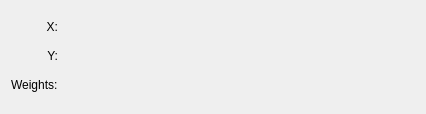
Kst-plot/kst, file src/plugins/fits/gaussian_weighted/fitgaussian_weightedconfig.ui: the form before one commit.
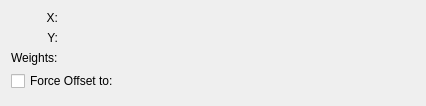
The form after the commit. Custom widgets are drawn as their Qt base class.

Patch:
```diff
--- a/src/plugins/fits/gaussian_weighted/fitgaussian_weightedconfig.ui
+++ b/src/plugins/fits/gaussian_weighted/fitgaussian_weightedconfig.ui
@@ -7,7 +7,7 @@
     <x>0</x>
     <y>0</y>
     <width>426</width>
-    <height>114</height>
+    <height>106</height>
    </rect>
   </property>
   <property name="minimumSize">
@@ -36,7 +36,7 @@
      </property>
     </widget>
    </item>
-   <item row="0" column="1">
+   <item row="0" column="1" colspan="2">
     <widget class="Kst::VectorSelector" name="_vectorX" native="true">
      <property name="sizePolicy">
       <sizepolicy hsizetype="Expanding" vsizetype="Preferred">
@@ -65,7 +65,7 @@
      </property>
     </widget>
    </item>
-   <item row="1" column="1">
+   <item row="1" column="1" colspan="2">
     <widget class="Kst::VectorSelector" name="_vectorY" native="true">
      <property name="sizePolicy">
       <sizepolicy hsizetype="Expanding" vsizetype="Preferred">
@@ -91,7 +91,7 @@
      </property>
     </widget>
    </item>
-   <item row="2" column="1">
+   <item row="2" column="1" colspan="2">
     <widget class="Kst::VectorSelector" name="_vectorWeights" native="true">
      <property name="sizePolicy">
       <sizepolicy hsizetype="Expanding" vsizetype="Preferred">
@@ -101,6 +101,29 @@
      </property>
     </widget>
    </item>
+   <item row="3" column="0" colspan="2">
+    <widget class="QCheckBox" name="_forceOffset">
+     <property name="sizePolicy">
+      <sizepolicy hsizetype="Fixed" vsizetype="Fixed">
+       <horstretch>0</horstretch>
+       <verstretch>0</verstretch>
+      </sizepolicy>
+     </property>
+     <property name="text">
+      <string>Force Offset to:</string>
+     </property>
+    </widget>
+   </item>
+   <item row="3" column="2">
+    <widget class="Kst::ScalarSelector" name="_scalarOffset" native="true">
+     <property name="minimumSize">
+      <size>
+       <width>30</width>
+       <height>0</height>
+      </size>
+     </property>
+    </widget>
+   </item>
   </layout>
  </widget>
  <layoutdefault spacing="6" margin="11"/>
@@ -110,6 +133,11 @@
    <extends>QWidget</extends>
    <header>vectorselector.h</header>
   </customwidget>
+  <customwidget>
+   <class>Kst::ScalarSelector</class>
+   <extends>QWidget</extends>
+   <header>scalarselector.h</header>
+  </customwidget>
  </customwidgets>
  <resources/>
  <connections/>
```
